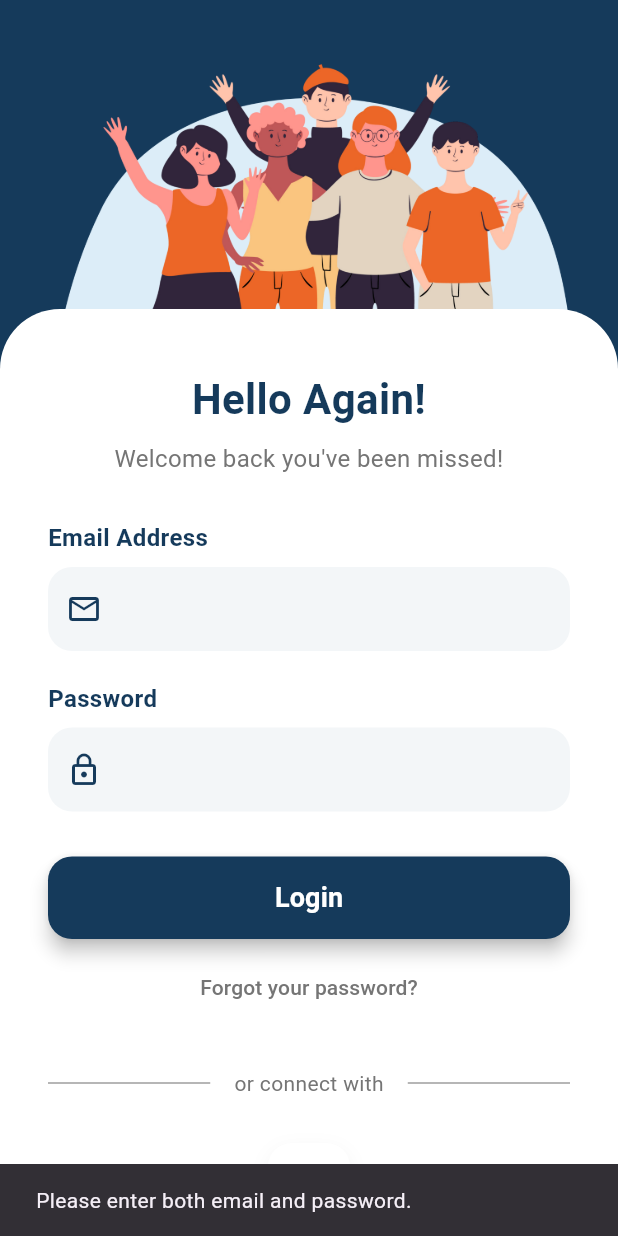
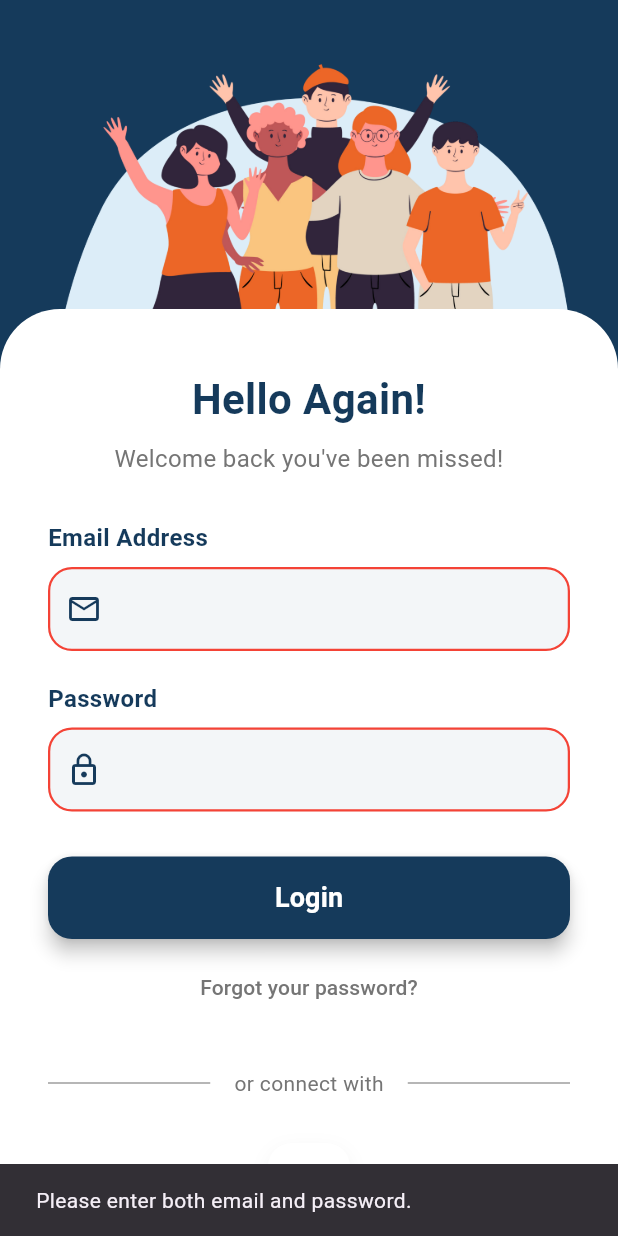
Before and after one commit to dorothyatienza/tanaw-app-capstone, a Flutter app: the LoginScreen screen opened directly, after a tap on "Login", on a phone screen of 412 x 824 dp. Run offline on Flutter 3.47's test engine with Material 3 defaults, Android fonts, the phone set to English and light mode, and no system bars; our stand-ins replace cloud_firestore, firebase_auth, firebase_core, flutter_tts, font_awesome_flutter, google_sign_in and 3 more; accounts and stored records are empty.

Commit message:
Update login_screen.dart
modified ui of the login input fields to have error indicatiors

```diff
--- a/lib/screens/login_screen.dart
+++ b/lib/screens/login_screen.dart
@@ -17,6 +17,8 @@ class _LoginScreenState extends State<LoginScreen> {
   final TextEditingController emailController = TextEditingController();
   final TextEditingController passwordController = TextEditingController();
   bool isLoading = false;
+  bool isEmailInvalid = false;
+  bool isPasswordInvalid = false;
 
   @override
   void dispose() {
@@ -94,6 +96,14 @@ class _LoginScreenState extends State<LoginScreen> {
                       label: 'Email Address',
                       icon: Icons.email_outlined,
                       controller: emailController,
+                      isInvalid: isEmailInvalid,
+                      onChanged: (_) {
+                        if (isEmailInvalid) {
+                          setState(() {
+                            isEmailInvalid = false;
+                          });
+                        }
+                      },
                     ),
                     const SizedBox(height: 20),
                     _buildTextField(
@@ -101,6 +111,14 @@ class _LoginScreenState extends State<LoginScreen> {
                       icon: Icons.lock_outline,
                       obscureText: true,
                       controller: passwordController,
+                      isInvalid: isPasswordInvalid,
+                      onChanged: (_) {
+                        if (isPasswordInvalid) {
+                          setState(() {
+                            isPasswordInvalid = false;
+                          });
+                        }
+                      },
                     ),
                     const SizedBox(height: 30),
                     ElevatedButton(
@@ -111,6 +129,10 @@ class _LoginScreenState extends State<LoginScreen> {
                               final email = emailController.text.trim();
                               final password = passwordController.text;
                               if (email.isEmpty || password.isEmpty) {
+                                setState(() {
+                                  isEmailInvalid = email.isEmpty;
+                                  isPasswordInvalid = password.isEmpty;
+                                });
                                 ScaffoldMessenger.of(context).showSnackBar(
                                   const SnackBar(
                                     content: Text(
@@ -122,6 +144,8 @@ class _LoginScreenState extends State<LoginScreen> {
                               }
                               setState(() {
                                 isLoading = true;
+                                isEmailInvalid = false;
+                                isPasswordInvalid = false;
                               });
                               try {
                                 await AuthService().signIn(email, password);
@@ -133,6 +157,10 @@ class _LoginScreenState extends State<LoginScreen> {
                                   ),
                                 );
                               } catch (e) {
+                                setState(() {
+                                  isEmailInvalid = true;
+                                  isPasswordInvalid = true;
+                                });
                                 ScaffoldMessenger.of(context).showSnackBar(
                                   const SnackBar(
                                     content: Text('Invalid email or password.'),
@@ -288,6 +316,8 @@ class _LoginScreenState extends State<LoginScreen> {
     required IconData icon,
     bool obscureText = false,
     TextEditingController? controller,
+    bool isInvalid = false,
+    ValueChanged<String>? onChanged,
   }) {
     return Column(
       crossAxisAlignment: CrossAxisAlignment.start,
@@ -304,13 +334,31 @@ class _LoginScreenState extends State<LoginScreen> {
         TextField(
           controller: controller,
           obscureText: obscureText,
+          onChanged: onChanged,
           decoration: InputDecoration(
             prefixIcon: Icon(icon, color: const Color(0xFF153A5B)),
             filled: true,
             fillColor: const Color(0xFFF3F6F8),
             border: OutlineInputBorder(
               borderRadius: BorderRadius.circular(16),
-              borderSide: BorderSide.none,
+              borderSide: BorderSide(
+                color: isInvalid ? Colors.red : Colors.transparent,
+                width: 1.5,
+              ),
+            ),
+            enabledBorder: OutlineInputBorder(
+              borderRadius: BorderRadius.circular(16),
+              borderSide: BorderSide(
+                color: isInvalid ? Colors.red : Colors.transparent,
+                width: 1.5,
+              ),
+            ),
+            focusedBorder: OutlineInputBorder(
+              borderRadius: BorderRadius.circular(16),
+              borderSide: BorderSide(
+                color: isInvalid ? Colors.red : const Color(0xFF153A5B),
+                width: 1.5,
+              ),
             ),
             contentPadding: const EdgeInsets.symmetric(
               vertical: 16,
```
